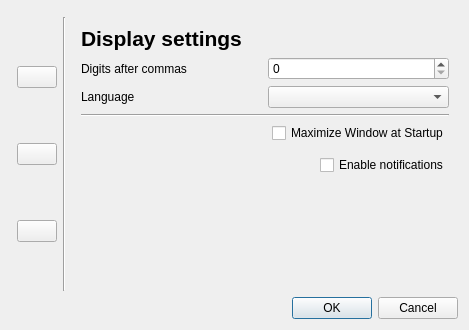
This is src/sakia/gui/preferences.ui in duniter/sakia as Qt 5 draws it before an edit. The edited form follows.
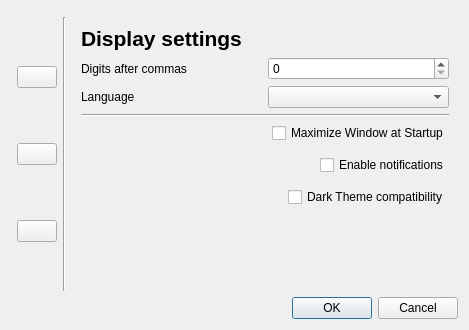
This is the edited form. The open tabs and pages were chosen to show the change. Icons and pictures are not drawn.

Commit message: Add compatibility with dark themes #738

```diff
--- a/src/sakia/gui/preferences.ui
+++ b/src/sakia/gui/preferences.ui
@@ -265,6 +265,33 @@
            </item>
           </layout>
          </item>
+         <item>
+          <layout class="QHBoxLayout" name="horizontalLayout_11">
+           <property name="topMargin">
+            <number>6</number>
+           </property>
+           <item>
+            <spacer name="horizontalSpacer_4">
+             <property name="orientation">
+              <enum>Qt::Horizontal</enum>
+             </property>
+             <property name="sizeHint" stdset="0">
+              <size>
+               <width>40</width>
+               <height>20</height>
+              </size>
+             </property>
+            </spacer>
+           </item>
+           <item>
+            <widget class="QCheckBox" name="checkbox_dark_theme">
+             <property name="text">
+              <string>Dark Theme compatibility</string>
+             </property>
+            </widget>
+           </item>
+          </layout>
+         </item>
          <item>
           <spacer name="verticalSpacer_2">
            <property name="orientation">
```
Left out of the diff: 2 changed lines with no effect on the pictures. The commit also changes 3 other files.
